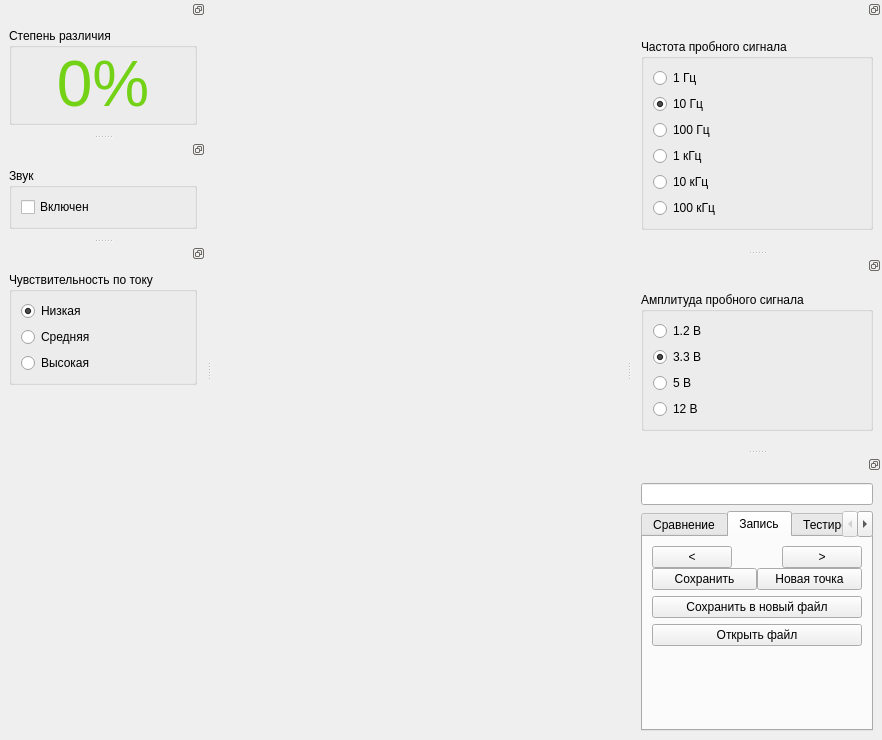
Above: gui/mainwindow.ui from EPC-MSU/EPLab before the change. Below: the same form after it.
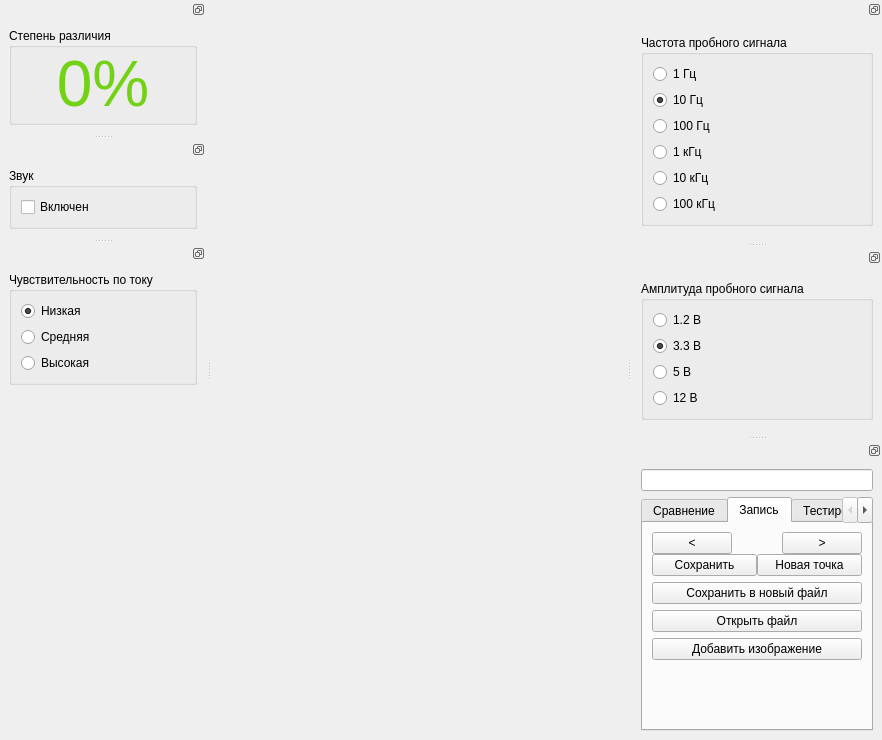
That is the form after the change. The open tabs and pages were chosen to show the change.

Commit message: Right way to reload board in board_window, add "open image" button

```diff
--- a/gui/mainwindow.ui
+++ b/gui/mainwindow.ui
@@ -564,7 +564,7 @@
            </item>
           </layout>
          </item>
-         <item row="3" column="0">
+         <item row="4" column="0">
           <spacer name="verticalSpacer">
            <property name="orientation">
             <enum>Qt::Vertical</enum>
@@ -591,6 +591,13 @@
            </property>
           </widget>
          </item>
+         <item row="3" column="0">
+          <widget class="QPushButton" name="zp_add_image_button">
+           <property name="text">
+            <string>Добавить изображение</string>
+           </property>
+          </widget>
+         </item>
         </layout>
        </widget>
        <widget class="QWidget" name="test_plan_tab_TP">
```
Left out of the diff: 2 changed lines with no effect on the pictures. The commit also changes 2 other files.
